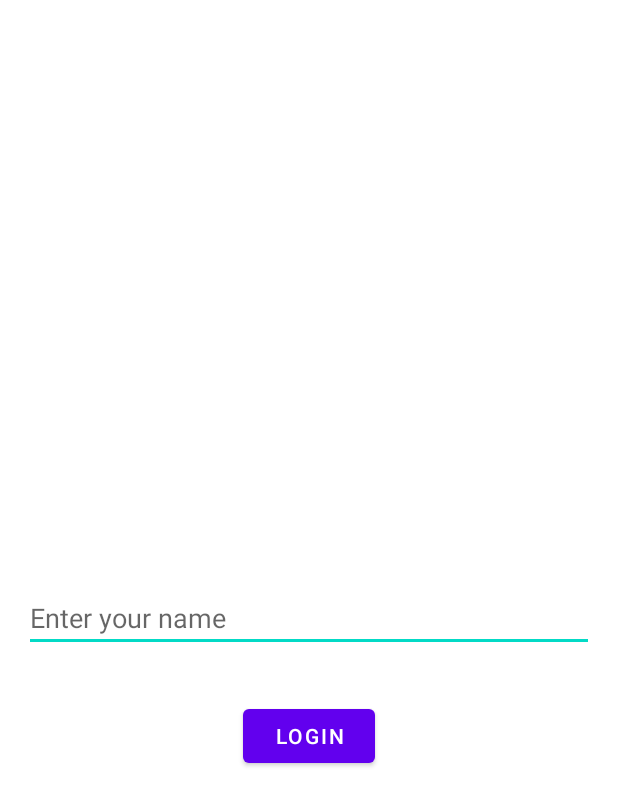
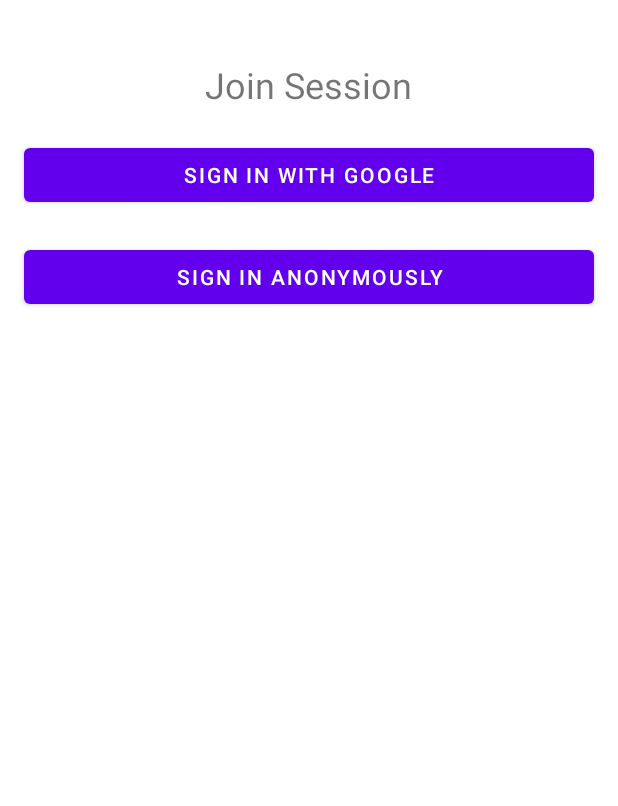
Before and after one commit to maibeyz/RetroApp, an Android app: the LoginActivity screen opened directly, with no data from a screen before it, on a phone screen of 412 x 824 dp. Shown: the top 806 px of the screen. Run offline under Robolectric (Android 15) with nearby library versions, the phone set to English and light mode, and no system bars; our stand-ins replace Firebase (no records; nobody signed in at launch, a user with empty details on screens opened directly).

Commit message:
login activity and join session update

```diff
--- a/app/src/main/res/layout/activity_login.xml
+++ b/app/src/main/res/layout/activity_login.xml
@@ -1,28 +1,38 @@
 <?xml version="1.0" encoding="utf-8"?>
 
 <RelativeLayout xmlns:android="http://schemas.android.com/apk/res/android"
-xmlns:app="http://schemas.android.com/apk/res-auto"
     xmlns:tools="http://schemas.android.com/tools"
-android:id="@+id/main"
     android:layout_width="match_parent"
     android:layout_height="match_parent"
     tools:context=".LoginActivity">
 
-<EditText
-    android:id="@+id/editTextUsername"
+    <TextView
+        android:id="@+id/textViewLoginTitle"
+        android:layout_width="wrap_content"
+        android:layout_height="wrap_content"
+        android:text="Join Session"
+        android:textSize="24sp"
+        android:layout_centerHorizontal="true"
+        android:layout_marginTop="40dp"/>
+
+    <Button
+        android:id="@+id/buttonGoogleSignIn"
         android:layout_width="match_parent"
         android:layout_height="wrap_content"
-    android:hint="Enter your name"
-    android:layout_centerInParent="true"
-    android:layout_margin="16dp"/>
+        android:text="Sign in with Google"
+        android:layout_below="@id/textViewLoginTitle"
+        android:layout_marginTop="20dp"
+        android:layout_marginStart="16dp"
+        android:layout_marginEnd="16dp"/>
 
     <Button
-    android:id="@+id/buttonLogin"
-    android:layout_width="wrap_content"
+        android:id="@+id/buttonAnonymousSignIn"
+        android:layout_width="match_parent"
         android:layout_height="wrap_content"
-    android:text="Login"
-    android:layout_below="@id/editTextUsername"
-    android:layout_centerHorizontal="true"
-    android:layout_marginTop="16dp"/>
+        android:text="Sign in Anonymously"
+        android:layout_below="@id/buttonGoogleSignIn"
+        android:layout_marginTop="20dp"
+        android:layout_marginStart="16dp"
+        android:layout_marginEnd="16dp"/>
 
 </RelativeLayout>
```
Also changed, not shown: app/src/main/java/com/mai/retroapp/JoinSessionActivity.kt (+7 -5 lines), app/src/main/java/com/mai/retroapp/LoginActivity.kt (+81 -9 lines), app/src/main/res/layout/activity_join_session.xml (+7 -8 lines). Lines whose indentation alone changed are shown as unchanged.
